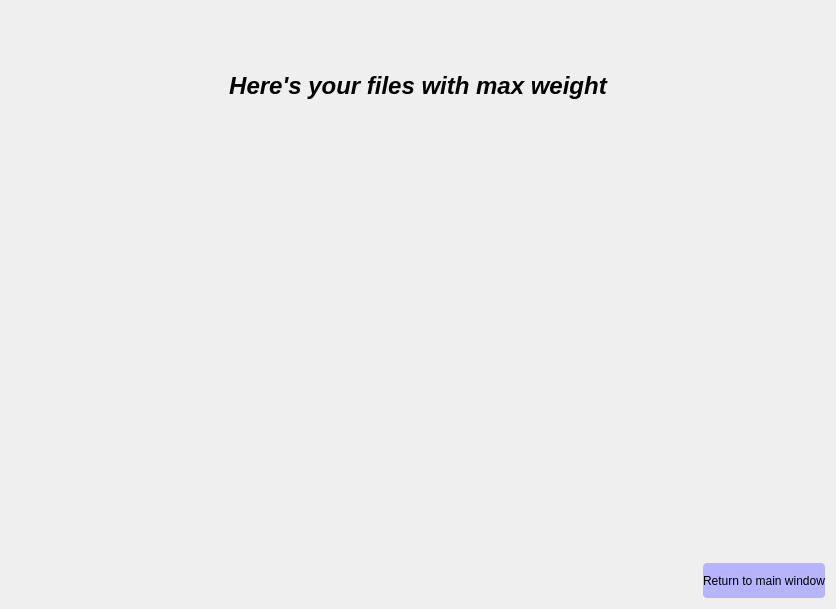
Qt form form.ui (Dm1tryb1t/HW) before a commit.
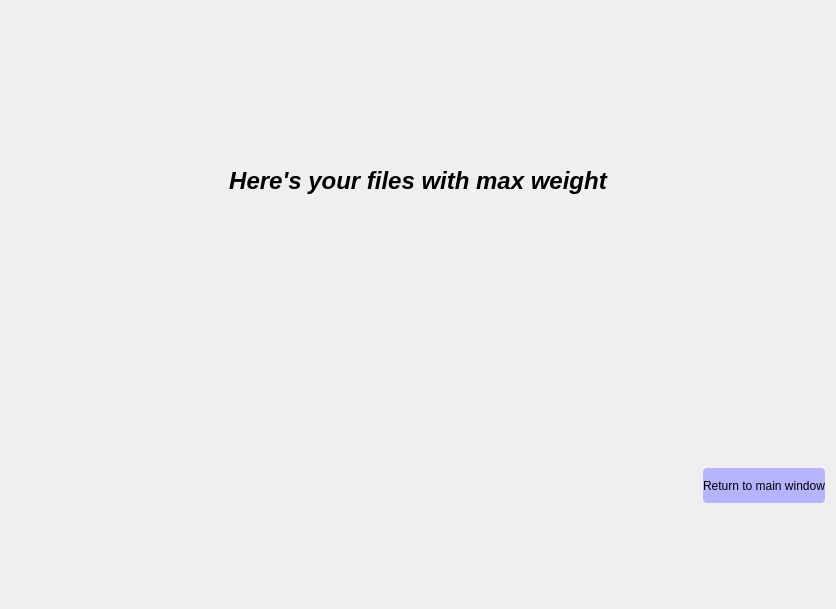
The same form after that commit.

The edit to the form file:
```diff
--- a/form.ui
+++ b/form.ui
@@ -41,6 +41,12 @@
      </item>
      <item>
       <widget class="QLabel" name="label_2">
+       <property name="maximumSize">
+        <size>
+         <width>16777215</width>
+         <height>200</height>
+        </size>
+       </property>
        <property name="font">
         <font>
          <pointsize>14</pointsize>
@@ -51,11 +57,26 @@
        <property name="cursor">
         <cursorShape>IBeamCursor</cursorShape>
        </property>
+       <property name="mouseTracking">
+        <bool>true</bool>
+       </property>
+       <property name="midLineWidth">
+        <number>1</number>
+       </property>
        <property name="text">
         <string/>
        </property>
+       <property name="textFormat">
+        <enum>Qt::AutoText</enum>
+       </property>
+       <property name="scaledContents">
+        <bool>true</bool>
+       </property>
        <property name="alignment">
-        <set>Qt::AlignCenter</set>
+        <set>Qt::AlignHCenter|Qt::AlignTop</set>
+       </property>
+       <property name="openExternalLinks">
+        <bool>true</bool>
        </property>
       </widget>
      </item>
```
